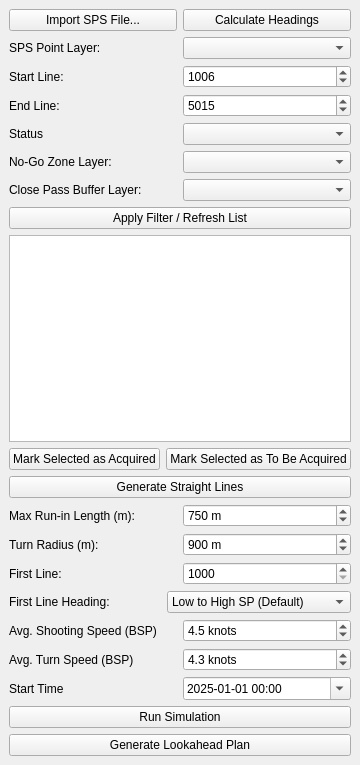
The window that obn_planner_dockwidget_base.ui (aldien03/OBN_Source_Planner_QGIS_Plugin) describes before a commit, drawn with Qt 5.
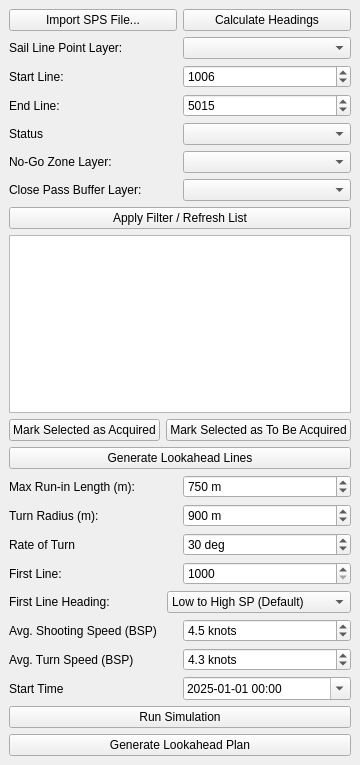
The same window after the commit.

Patch:
```diff
--- a/obn_planner_dockwidget_base.ui
+++ b/obn_planner_dockwidget_base.ui
@@ -41,7 +41,7 @@
          <enum>Qt::LeftToRight</enum>
         </property>
         <property name="text">
-         <string>SPS Point Layer:</string>
+         <string>Sail Line Point Layer:</string>
         </property>
        </widget>
       </item>
@@ -175,7 +175,7 @@
     <item>
      <widget class="QPushButton" name="generateLinesButton">
       <property name="text">
-       <string>Generate Straight Lines</string>
+       <string>Generate Lookahead Lines</string>
       </property>
      </widget>
     </item>
@@ -242,6 +242,33 @@
       </item>
      </layout>
     </item>
+    <item>
+     <layout class="QHBoxLayout" name="horizontalLayout_11">
+      <item>
+       <widget class="QLabel" name="label_8">
+        <property name="text">
+         <string>Rate of Turn</string>
+        </property>
+       </widget>
+      </item>
+      <item>
+       <widget class="QDoubleSpinBox" name="vesselTurnRateDoubleSpinBox">
+        <property name="suffix">
+         <string> deg</string>
+        </property>
+        <property name="decimals">
+         <number>0</number>
+        </property>
+        <property name="maximum">
+         <double>360.000000000000000</double>
+        </property>
+        <property name="value">
+         <double>30.000000000000000</double>
+        </property>
+       </widget>
+      </item>
+     </layout>
+    </item>
     <item>
      <layout class="QHBoxLayout" name="horizontalLayout_13">
       <item>
```
